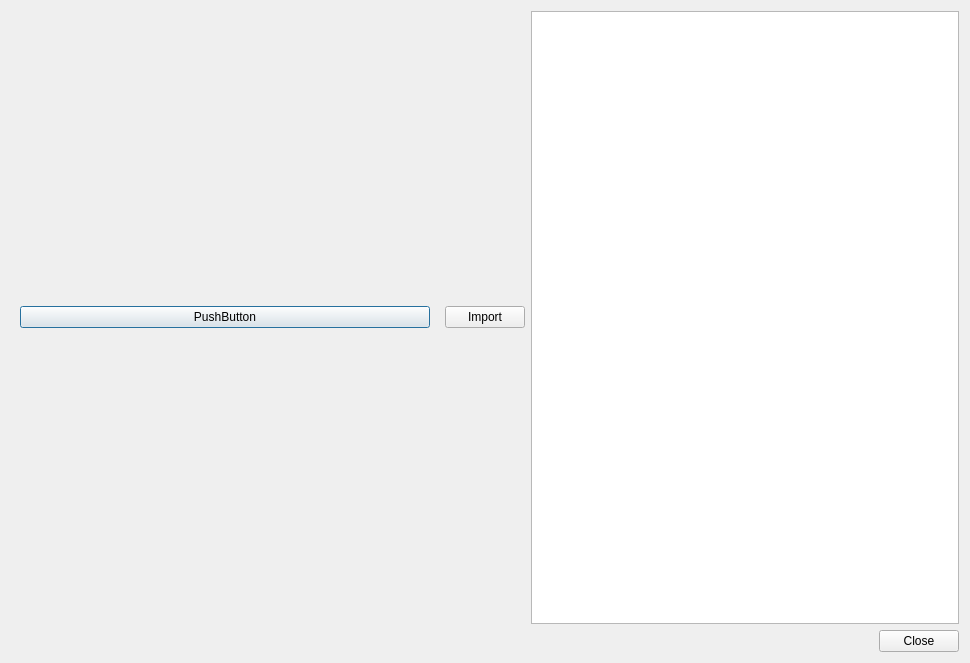
Before: the Qt Designer form src/widgets/import_dialog.ui in solarus-games/solarus-quest-editor, drawn with Qt 5.
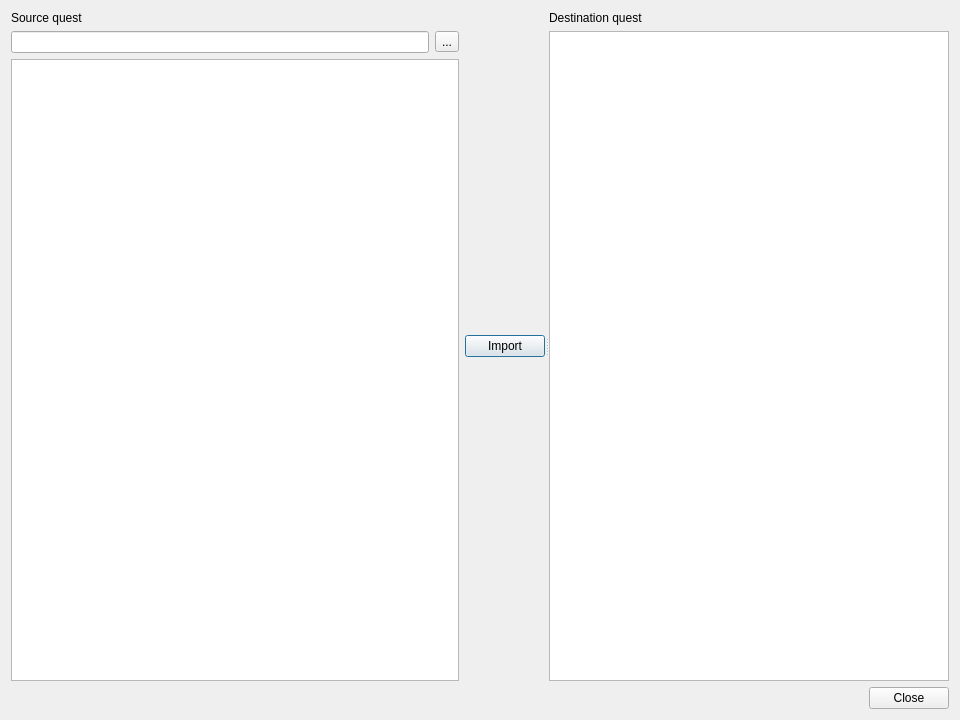
After: the same form once the commit is applied. The open tabs and pages were chosen to show the change. Icons and pictures are not drawn. Custom widgets are drawn as their Qt base class.

Commit message: Import dialog

Diff of the .ui file:
```diff
--- a/src/widgets/import_dialog.ui
+++ b/src/widgets/import_dialog.ui
@@ -6,52 +6,77 @@
    <rect>
     <x>0</x>
     <y>0</y>
-    <width>970</width>
-    <height>663</height>
+    <width>960</width>
+    <height>720</height>
    </rect>
   </property>
   <property name="windowTitle">
    <string>Dialog</string>
   </property>
-  <layout class="QVBoxLayout" name="verticalLayout">
-   <item>
-    <layout class="QHBoxLayout" name="horizontal_layout">
-     <item>
-      <widget class="QStackedWidget" name="left_stacked_widget">
-       <property name="currentIndex">
-        <number>1</number>
-       </property>
-       <widget class="QWidget" name="load_page">
         <layout class="QVBoxLayout" name="verticalLayout_2">
          <item>
-          <widget class="QPushButton" name="load_button">
+    <widget class="QSplitter" name="splitter">
+     <property name="orientation">
+      <enum>Qt::Horizontal</enum>
+     </property>
+     <widget class="QWidget" name="">
+      <layout class="QHBoxLayout" name="horizontal_layout_2">
+       <item>
+        <layout class="QVBoxLayout" name="vertical_layout_2">
+         <item>
+          <widget class="QLabel" name="source_quest_label">
            <property name="text">
-            <string>PushButton</string>
+            <string>Source quest</string>
            </property>
           </widget>
          </item>
-        </layout>
-       </widget>
-       <widget class="QWidget" name="source_quest_tree_page">
-        <layout class="QHBoxLayout" name="horizontalLayout">
+         <item>
+          <layout class="QHBoxLayout" name="horizontal_layout">
+           <item>
+            <widget class="QLineEdit" name="source_quest_browse_field"/>
+           </item>
+           <item>
+            <widget class="QToolButton" name="source_quest_browse_button">
+             <property name="text">
+              <string>...</string>
+             </property>
+            </widget>
+           </item>
+          </layout>
+         </item>
          <item>
-          <widget class="QTreeView" name="source_quest_tree_view"/>
+          <widget class="SolarusEditor::QuestTreeView" name="source_quest_tree_view"/>
          </item>
         </layout>
-       </widget>
-      </widget>
      </item>
      <item>
       <widget class="QPushButton" name="import_button">
        <property name="text">
         <string>Import</string>
        </property>
-      </widget>
-     </item>
+         <property name="icon">
+          <iconset resource="../../resources/images.qrc">
+           <normaloff>:/images/icon_next.png</normaloff>:/images/icon_next.png</iconset>
+         </property>
+        </widget>
+       </item>
+      </layout>
+     </widget>
+     <widget class="QWidget" name="">
+      <layout class="QVBoxLayout" name="vertical_layout">
      <item>
-      <widget class="QTreeView" name="destination_quest_tree_view"/>
-     </item>
-    </layout>
+        <widget class="QLabel" name="destination_quest_label">
+         <property name="text">
+          <string>Destination quest</string>
+         </property>
+        </widget>
+       </item>
+       <item>
+        <widget class="SolarusEditor::QuestTreeView" name="destination_quest_tree_view"/>
+       </item>
+      </layout>
+     </widget>
+    </widget>
    </item>
    <item>
     <widget class="QDialogButtonBox" name="button_box">
@@ -65,7 +90,17 @@
    </item>
   </layout>
  </widget>
- <resources/>
+ <customwidgets>
+  <customwidget>
+   <class>SolarusEditor::QuestTreeView</class>
+   <extends>QTreeView</extends>
+   <header>widgets/quest_tree_view.h</header>
+  </customwidget>
+ </customwidgets>
+ <resources>
+  <include location="../../resources/images.qrc"/>
+  <include location="../../resources/images.qrc"/>
+ </resources>
  <connections>
   <connection>
    <sender>button_box</sender>
```
Left out of the diff: 2 changed lines with no effect on the pictures. Lines whose indentation alone changed are shown as unchanged. The commit also changes 2 other files.
